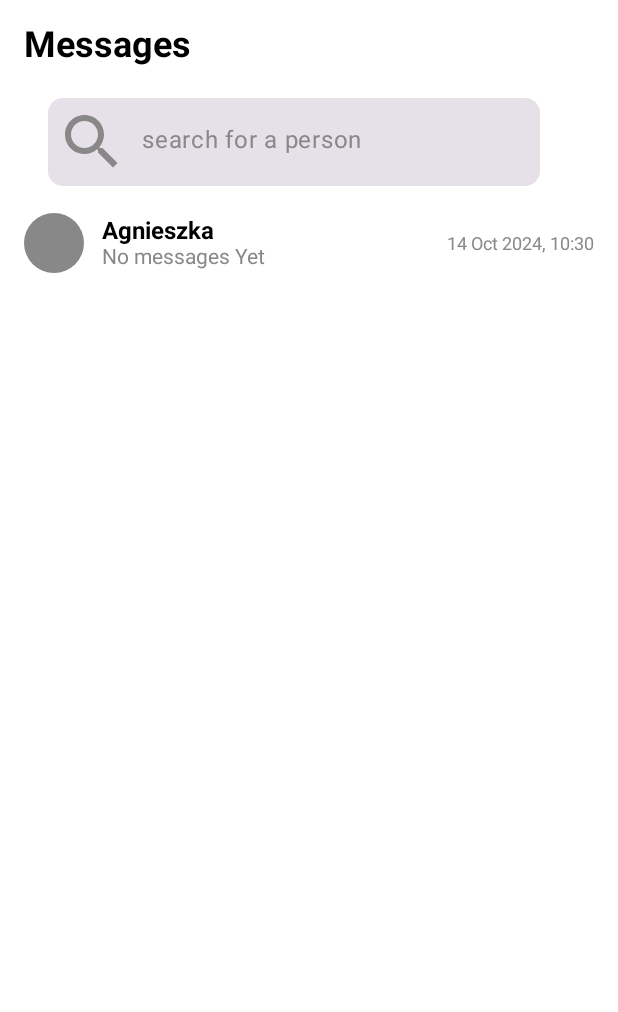
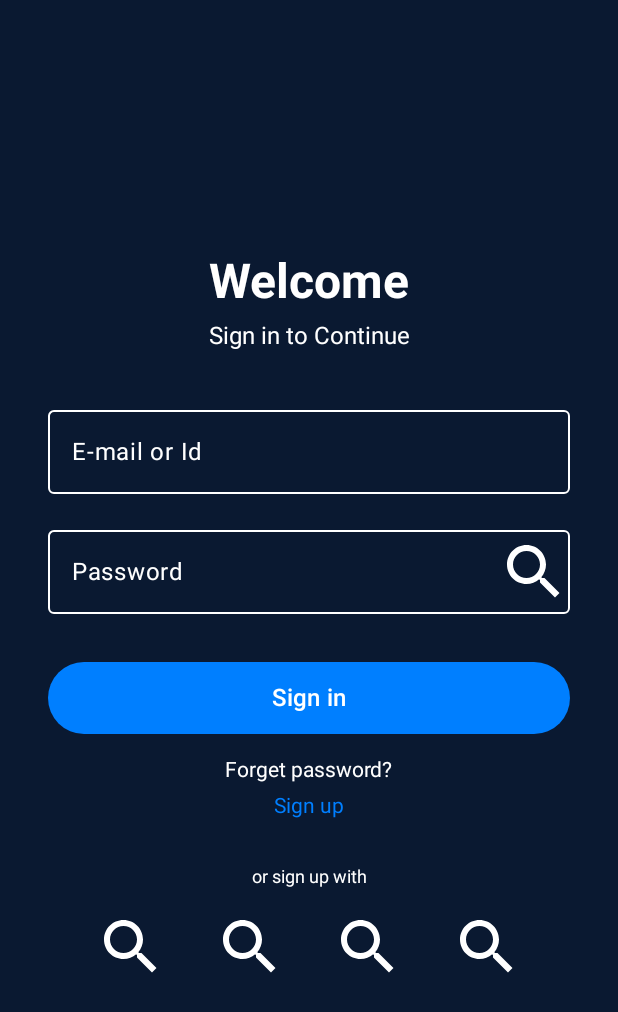
Before and after one commit to KrystianKubicaHub/UltimateChat, an Android app built with Jetpack Compose: the screen it shows after launch (MainActivity), on a phone screen of 412 x 824 dp. Shown: the top 1012 px of the screen. Run offline under Robolectric (Android 15) with nearby library versions, the phone set to English and light mode, and no system bars; our stand-ins replace Firebase (no records; nobody signed in at launch, a user with empty details on screens opened directly); 9 statements that could not run were skipped.

Commit message:
signing up 1

```diff
--- a/app/build.gradle.kts
+++ b/app/build.gradle.kts
@@ -61,6 +61,7 @@ dependencies {
     implementation("androidx.compose.ui:ui-tooling-preview")
     implementation("androidx.compose.material3:material3")
     implementation("com.google.firebase:firebase-database:21.0.0")
+    implementation("androidx.navigation:navigation-compose:2.8.2")
     testImplementation("junit:junit:4.13.2")
     androidTestImplementation("androidx.test.ext:junit:1.1.5")
     androidTestImplementation("androidx.test.espresso:espresso-core:3.5.1")
--- /dev/null
+++ b/app/src/main/java/project/ultimatechat/Composables/LoginAndRegistration/DataOfBirth.kt
@@ -0,0 +1,4 @@
+package project.ultimatechat.Composables.LoginAndRegistration
+
+class DataOfBirth {
+}
--- /dev/null
+++ b/app/src/main/java/project/ultimatechat/Composables/LoginAndRegistration/WelcomeView.kt
@@ -0,0 +1,156 @@
+package project.ultimatechat.Composables.LoginAndRegistration
+
+import androidx.compose.foundation.background
+import androidx.compose.foundation.clickable
+import androidx.compose.foundation.layout.*
+import androidx.compose.foundation.text.ClickableText
+import androidx.compose.material3.*
+import androidx.compose.runtime.Composable
+import androidx.compose.ui.Alignment
+import androidx.compose.ui.Modifier
+import androidx.compose.ui.graphics.Color
+import androidx.compose.ui.platform.LocalFocusManager
+import androidx.compose.ui.res.painterResource
+import androidx.compose.ui.text.AnnotatedString
+import androidx.compose.ui.text.font.FontWeight
+import androidx.compose.ui.text.style.TextAlign
+import androidx.compose.ui.unit.dp
+import androidx.compose.ui.unit.sp
+import project.ultimatechat.R
+import androidx.compose.foundation.interaction.MutableInteractionSource
+import androidx.navigation.NavHostController
+
+@OptIn(ExperimentalMaterial3Api::class)
+@Composable
+fun WelcomeView(navController: NavHostController) {
+    val focusManager = LocalFocusManager.current
+
+    Box(
+        modifier = Modifier
+            .fillMaxSize()
+            .background(Color(0xFF0A1931))
+            .clickable(
+                interactionSource = MutableInteractionSource(),
+                indication = null // Wyłączenie efektu migania
+            ) {
+                focusManager.clearFocus()
+            }
+    ) {
+        Column(
+            modifier = Modifier
+                .fillMaxSize()
+                .padding(32.dp),
+            horizontalAlignment = Alignment.CenterHorizontally,
+            verticalArrangement = Arrangement.Center
+        ) {
+            Text(
+                text = "Welcome",
+                color = Color.White,
+                fontSize = 32.sp,
+                fontWeight = FontWeight.Bold
+            )
+
+            Spacer(modifier = Modifier.height(8.dp))
+
+            Text(
+                text = "Sign in to Continue",
+                color = Color.White,
+                fontSize = 16.sp
+            )
+
+            Spacer(modifier = Modifier.height(32.dp))
+
+            OutlinedTextField(
+                value = "",
+                onValueChange = {},
+                label = { Text("E-mail or Id", color = Color.White) },
+                colors = TextFieldDefaults.outlinedTextFieldColors(
+                    focusedBorderColor = Color.White,
+                    unfocusedBorderColor = Color.White,
+                    disabledTextColor = Color.White
+                ),
+                modifier = Modifier
+                    .fillMaxWidth()
+                    .clickable(
+                        interactionSource = MutableInteractionSource(),
+                        indication = null
+                    ) { focusManager.clearFocus() }
+            )
+
+            Spacer(modifier = Modifier.height(16.dp))
+
+            OutlinedTextField(
+                value = "",
+                onValueChange = {},
+                label = { Text("Password", color = Color.White) },
+                colors = TextFieldDefaults.outlinedTextFieldColors(
+                    focusedBorderColor = Color.White,
+                    unfocusedBorderColor = Color.White,
+                    disabledTextColor = Color.White
+                ),
+                modifier = Modifier
+                    .fillMaxWidth()
+                    .clickable(
+                        interactionSource = MutableInteractionSource(),
+                        indication = null
+                    ) { focusManager.clearFocus() },
+                trailingIcon = {
+                    Icon(
+                        painter = painterResource(id = R.drawable.search),
+                        contentDescription = null,
+                        tint = Color.White
+                    )
+                }
+            )
+
+            Spacer(modifier = Modifier.height(32.dp))
+
+            Button(
+                onClick = { focusManager.clearFocus() },
+                colors = ButtonDefaults.buttonColors(Color(0xFF007FFF)),
+                modifier = Modifier
+                    .fillMaxWidth()
+                    .height(48.dp)
+            ) {
+                Text("Sign in", color = Color.White, fontSize = 16.sp)
+            }
+
+            Spacer(modifier = Modifier.height(16.dp))
+
+            ClickableText(
+                text = AnnotatedString("Forget password?"),
+                onClick = { focusManager.clearFocus() },
+                style = LocalTextStyle.current.copy(color = Color.White)
+            )
+
+            Spacer(modifier = Modifier.height(8.dp))
+
+            ClickableText(
+                text = AnnotatedString("Sign up"),
+                onClick = { navController.navigate("enterNickName") },
+                style = LocalTextStyle.current.copy(color = Color(0xFF007FFF))
+            )
+
+            Spacer(modifier = Modifier.height(32.dp))
+
+            Text(
+                text = "or sign up with",
+                color = Color.White,
+                fontSize = 12.sp,
+                textAlign = TextAlign.Center
+            )
+
+            Spacer(modifier = Modifier.height(16.dp))
+
+            Row(
+                modifier = Modifier.fillMaxWidth(),
+                horizontalArrangement = Arrangement.SpaceEvenly
+            ) {
+                Icon(painter = painterResource(id = R.drawable.search), contentDescription = null, tint = Color.White)
+                Icon(painter = painterResource(id = R.drawable.search), contentDescription = null, tint = Color.White)
+                Icon(painter = painterResource(id = R.drawable.search), contentDescription = null, tint = Color.White)
+                Icon(painter = painterResource(id = R.drawable.search), contentDescription = null, tint = Color.White)
+            }
+        }
+    }
+}
--- a/app/src/main/java/project/ultimatechat/Composables/MainScreen.kt
+++ b/app/src/main/java/project/ultimatechat/Composables/MainScreen.kt
@@ -16,7 +16,6 @@ import androidx.compose.foundation.lazy.LazyColumn
 import androidx.compose.foundation.lazy.items
 import androidx.compose.foundation.shape.CircleShape
 import androidx.compose.material3.ExperimentalMaterial3Api
-import androidx.compose.material3.SearchBar
 import androidx.compose.material3.Text
 import androidx.compose.runtime.Composable
 import androidx.compose.runtime.getValue
@@ -31,11 +30,12 @@ import androidx.compose.ui.platform.LocalSoftwareKeyboardController
 import androidx.compose.ui.text.font.FontWeight
 import androidx.compose.ui.unit.dp
 import androidx.compose.ui.unit.sp
+import androidx.navigation.NavHostController
 import project.ultimatechat.entities.StoreableContact
 
 @OptIn(ExperimentalComposeUiApi::class)
 @Composable
-fun MainScreen() {
+fun MainScreen(navController: NavHostController) {
     val keyboardController = LocalSoftwareKeyboardController.current
     var searchQuery by remember { mutableStateOf("") }
     val messages = listOf(
--- a/app/src/main/java/project/ultimatechat/MainActivity.kt
+++ b/app/src/main/java/project/ultimatechat/MainActivity.kt
@@ -6,7 +6,12 @@ import androidx.activity.compose.setContent
 import androidx.compose.runtime.MutableState
 import androidx.compose.runtime.mutableStateOf
 import androidx.compose.runtime.remember
-import project.ultimatechat.Composables.ChatScreen
+import androidx.navigation.compose.NavHost
+import androidx.navigation.compose.composable
+import androidx.navigation.compose.rememberNavController
+import project.ultimatechat.Composables.LoginAndRegistration.EnterNickName
+import project.ultimatechat.Composables.LoginAndRegistration.InsertPhoto
+import project.ultimatechat.Composables.LoginAndRegistration.WelcomeView
 import project.ultimatechat.Composables.MainScreen
 import project.ultimatechat.entities.LocalUser
 import project.ultimatechat.entities.SendableContact
@@ -19,14 +24,20 @@ class MainActivity : ComponentActivity() {
         super.onCreate(savedInstanceState)
         setContent {
             val emptyMutableList = remember {mutableStateOf(listOf<StoreableMessage>())}
-            logInTheUser(emptyMutableList)
-            //ChatScreen(localUser.temporaryListOfMessages)
-            MainScreen()
+            val navController = rememberNavController()
+            val startDestination = if (logInTheUser(emptyMutableList)) "mainScreen" else "welcomeView"
+
+            NavHost(navController = navController, startDestination = startDestination) {
+                composable("welcomeView") { WelcomeView(navController) }
+                composable("mainScreen") { MainScreen(navController) }
+                composable("enterNickName") { EnterNickName(navController) }
+                composable("insertPhoto") { InsertPhoto(navController) }
+            }
         }
-
     }
-    private fun logInTheUser(emptyMutableList: MutableState<List<StoreableMessage>>) {
+    private fun logInTheUser(emptyMutableList: MutableState<List<StoreableMessage>>) : Boolean{
         localUser = LocalUser(112, "Krystian", System.currentTimeMillis(),
             "", System.currentTimeMillis(), applicationContext, emptyMutableList)
+        return false
     }
 }
--- /dev/null
+++ b/app/src/main/res/drawable/add_photo.xml
@@ -0,0 +1,5 @@
+<vector xmlns:android="http://schemas.android.com/apk/res/android" android:height="96dp" android:tint="#000000" android:viewportHeight="24" android:viewportWidth="24" android:width="96dp">
+
+    <path android:fillColor="@android:color/white" android:pathData="M4,6L2,6v14c0,1.1 0.9,2 2,2h14v-2L4,20L4,6zM20,2L8,2c-1.1,0 -2,0.9 -2,2v12c0,1.1 0.9,2 2,2h12c1.1,0 2,-0.9 2,-2L22,4c0,-1.1 -0.9,-2 -2,-2zM19,11h-4v4h-2v-4L9,11L9,9h4L13,5h2v4h4v2z"/>
+
+</vector>
--- /dev/null
+++ b/app/src/main/res/drawable/back.xml
@@ -0,0 +1,5 @@
+<vector xmlns:android="http://schemas.android.com/apk/res/android" android:autoMirrored="true" android:height="56dp" android:tint="#000000" android:viewportHeight="24" android:viewportWidth="24" android:width="56dp">
+
+    <path android:fillColor="@android:color/white" android:pathData="M21,11H6.83l3.58,-3.59L9,6l-6,6 6,6 1.41,-1.41L6.83,13H21z"/>
+
+</vector>
```
Also changed, not shown: app/src/main/java/project/ultimatechat/Composables/LoginAndRegistration/EnterNickName.kt (added, +153 -0 lines), app/src/main/java/project/ultimatechat/Composables/LoginAndRegistration/InsertPhoto.kt (added, +178 -0 lines), app/src/main/res/drawable/birthday.webp (added), app/src/main/res/drawable/enter_nick_name.webp (added), app/src/main/res/drawable/leaf.webp (added).
